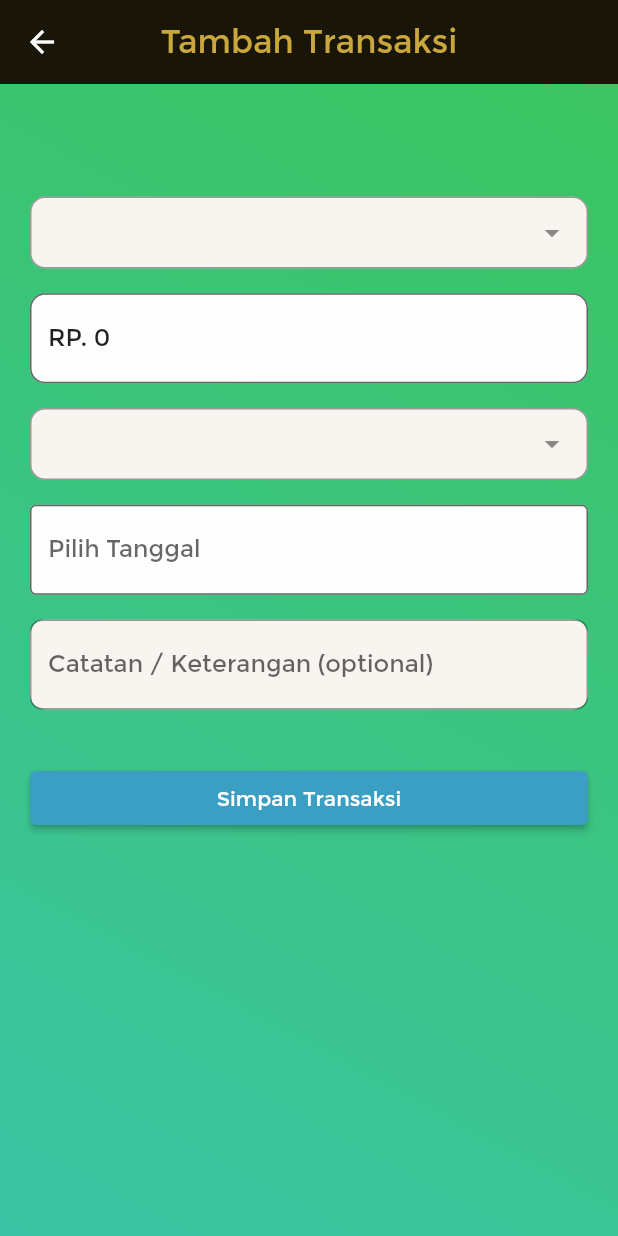
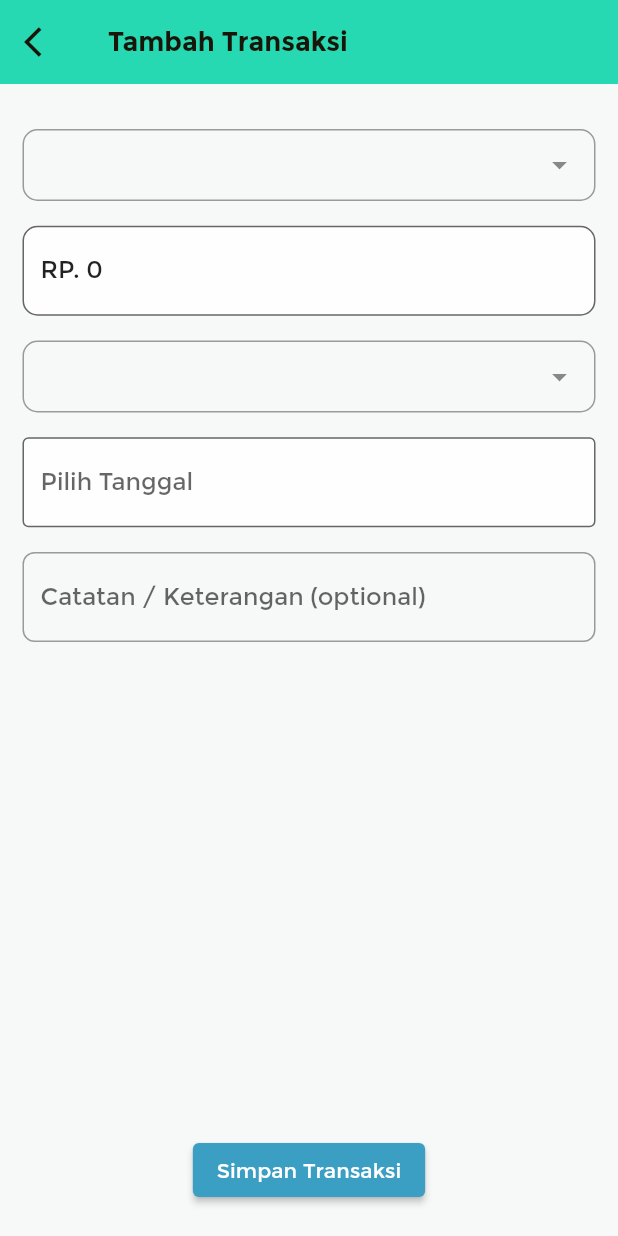
Before and after one commit to makayasa/catatan_keuangan, a Flutter app: the screen it shows after launch, after a tap on "Tambah Transaksi", on a phone screen of 412 x 824 dp. Run offline on Flutter 3.47's test engine with Material 2 defaults, Android fonts, the phone set to English and light mode, and no system bars; drawn by our look-alikes of dropdown_search; our stand-ins replace flutter_masked_text2, get, sqflite; accounts and stored records are empty.

Commit message:
change ui home, tambah transaksi, & detail transaksi screen

```diff
--- a/lib/app/modules/home/views/home_view.dart
+++ b/lib/app/modules/home/views/home_view.dart
@@ -23,7 +23,12 @@ class HomeView extends GetView<HomeController> {
       builder: (_) {
         return Scaffold(
           appBar: AppBar(
-            title: Text('Catatan Keuangan'),
+            // title: Text('Catatan Keuangan'),
+            title: DefText(
+              'Catatan Keuangan',
+              color: kBgBlack,
+              fontWeight: FontWeight.bold,
+            ).large,
             centerTitle: true,
             elevation: 0,
           ),
@@ -46,7 +51,7 @@ class HomeView extends GetView<HomeController> {
                       Container(
                         height: size.height * 0.15 - 27,
                         decoration: BoxDecoration(
-                          color: kContentColorLightTheme,
+                          color: kPrimaryColor,
                           // gradient: LinearGradient(
                           //   begin: Alignment.topCenter,
                           //   end: Alignment.bottomCenter,
--- a/lib/app/modules/home/widgets/info_banner.dart
+++ b/lib/app/modules/home/widgets/info_banner.dart
@@ -18,7 +18,7 @@ class InfoBanner extends GetView<HomeController> {
           margin: EdgeInsets.symmetric(horizontal: 20),
           height: 80,
           decoration: BoxDecoration(
-            color: kBlue,
+            color: kSecondaryColor,
             // gradient: LinearGradient(
             //   begin: Alignment.centerLeft,
             //   end: Alignment.centerRight,
@@ -52,7 +52,7 @@ class InfoBanner extends GetView<HomeController> {
                             fit: BoxFit.scaleDown,
                             child: DefText(
                               controller.totalPemasukan == null ? 'loading' : 'Rp.' + controller.money.format(controller.totalPemasukan),
-                              color: kGreen,
+                              color: kPrimaryColor,
                             ).normal,
                           ),
                         ),
--- a/lib/app/modules/home/widgets/listview_transaksi.dart
+++ b/lib/app/modules/home/widgets/listview_transaksi.dart
@@ -39,7 +39,7 @@ class ListViewTransaksi extends GetView<HomeController> {
                 ),
                 height: 100,
                 decoration: BoxDecoration(
-                  color: Colors.white,
+                  color: kPrimaryColor,
                   borderRadius: BorderRadius.circular(15),
                   boxShadow: [
                     BoxShadow(
@@ -93,7 +93,7 @@ class ListViewTransaksi extends GetView<HomeController> {
                           fit: BoxFit.scaleDown,
                           child: DefText(
                             'Rp. ' + controller.money.format(dataTransaksi.jumlah),
-                            color: dataTransaksi.jenis == 'Pemasukan' ? kGreen : kRed,
+                            color: dataTransaksi.jenis == 'Pemasukan' ? kBgBlack : kRed,
                           ).semilarge,
                           // child: Text(
                           //   'Rp. ' + controller.money.format(dataTransaksi.jumlah),
--- a/lib/app/modules/tambah_transaksi/controllers/tambah_transaksi_controller.dart
+++ b/lib/app/modules/tambah_transaksi/controllers/tambah_transaksi_controller.dart
@@ -1,3 +1,5 @@
+import 'package:catatan_keuangan/app/components/constants.dart';
+import 'package:catatan_keuangan/app/components/default_text.dart';
 import 'package:catatan_keuangan/app/routes/app_pages.dart';
 import 'package:flutter/material.dart';
 import 'package:intl/intl.dart';
@@ -46,7 +48,9 @@ class TambahTransaksiController extends GetxController {
     if (jenisTransaksi.value == '' || jumlah.value == 0 || kategori.value == '' || tgl.value == '') {
       return Get.defaultDialog(
         title: 'Error',
-        content: Text('Form Belum Lengkap'),
+        content: DefText('Form Belum Lengkap', color: kErrorColor).large,
+        // content: Text('Form Belum Lengkap'),
+        backgroundColor: kBgWhite,
         barrierDismissible: false,
         confirm: ElevatedButton(
           child: Text('OK'),
--- a/lib/app/modules/tambah_transaksi/views/tambah_transaksi_view.dart
+++ b/lib/app/modules/tambah_transaksi/views/tambah_transaksi_view.dart
@@ -1,3 +1,5 @@
+import 'package:catatan_keuangan/app/components/constants.dart';
+import 'package:catatan_keuangan/app/components/default_text.dart';
 import 'package:flutter/material.dart';
 import 'package:get/get.dart';
 
@@ -15,35 +17,35 @@ class TambahTransaksiView extends GetView<TambahTransaksiController> {
   Widget build(BuildContext context) {
     return Scaffold(
       appBar: AppBar(
-        title: Text('Tambah Transaksi'),
-        centerTitle: true,
+        leading: IconButton(
+          onPressed: () {
+            Get.back();
+          },
+          icon: Icon(
+            Icons.arrow_back_ios,
+            color: kBgBlack,
+          ),
+        ),
+        title: DefText(
+          'Tambah Transaksi',
+          color: kBgBlack,
+          fontWeight: FontWeight.bold,
+        ).large,
         elevation: 0,
       ),
+      backgroundColor: kBgWhite,
+      resizeToAvoidBottomInset: false,
       body: SafeArea(
-        child: Container(
-          // margin: EdgeInsets.symmetric(horizontal: 20, vertical: 20),
-
-          decoration: BoxDecoration(
-            // borderRadius: BorderRadius.circular(15),
-            gradient: LinearGradient(
-              begin: Alignment.topRight,
-              end: Alignment.bottomLeft,
-              colors: [
-                Color(0XFF3BC460),
-                Color(0XFF3BC4A4),
-              ],
-            ),
+        child: Padding(
+          padding: const EdgeInsets.only(
+            top: 30,
+            left: 15,
+            right: 15,
+            bottom: 20,
           ),
-          child: ListView(
-            padding: EdgeInsets.only(left: 20, right: 20, top: 75),
+          child: Column(
             children: [
-              Container(
-                decoration: BoxDecoration(
-                  color: Color(0XFFF8F5F1),
-                  borderRadius: BorderRadius.circular(10),
-                ),
-                child: JenisTransaksi(),
-              ),
+              JenisTransaksi(),
               SizedBox(
                 height: 16.5,
               ),
@@ -51,13 +53,7 @@ class TambahTransaksiView extends GetView<TambahTransaksiController> {
               SizedBox(
                 height: 16.5,
               ),
-              Container(
-                decoration: BoxDecoration(
-                  color: Color(0XFFF8F5F1),
-                  borderRadius: BorderRadius.circular(10),
-                ),
-                child: PilihKategori(),
-              ),
+              PilihKategori(),
               SizedBox(
                 height: 16.5,
               ),
@@ -65,16 +61,11 @@ class TambahTransaksiView extends GetView<TambahTransaksiController> {
               SizedBox(
                 height: 16.5,
               ),
-              Container(
-                decoration: BoxDecoration(
-                  color: Color(0XFFF8F5F1),
-                  borderRadius: BorderRadius.circular(10),
-                ),
-                child: Catatan(),
-              ),
+              Catatan(),
               SizedBox(
                 height: 35,
               ),
+              Spacer(),
               ElevatedButton(
                 child: Text('Simpan Transaksi'),
                 style: ElevatedButton.styleFrom(
--- a/lib/main.dart
+++ b/lib/main.dart
@@ -14,9 +14,9 @@ void main() {
       theme: ThemeData(
         fontFamily: 'Montserrat',
         appBarTheme: AppBarTheme(
-          backgroundColor: kContentColorLightTheme,
+          backgroundColor: kPrimaryColor,
           titleTextStyle: TextStyle(
-            color: kPrimaryColor,
+            color: kBgBlack,
             fontFamily: 'Montserrat',
             fontSize: 22,
           ),
```
Also changed, not shown: lib/app/components/constants.dart (+6 -5 lines), lib/app/modules/detail_transaksi/views/detail_transaksi_view.dart (+27 -36 lines).
